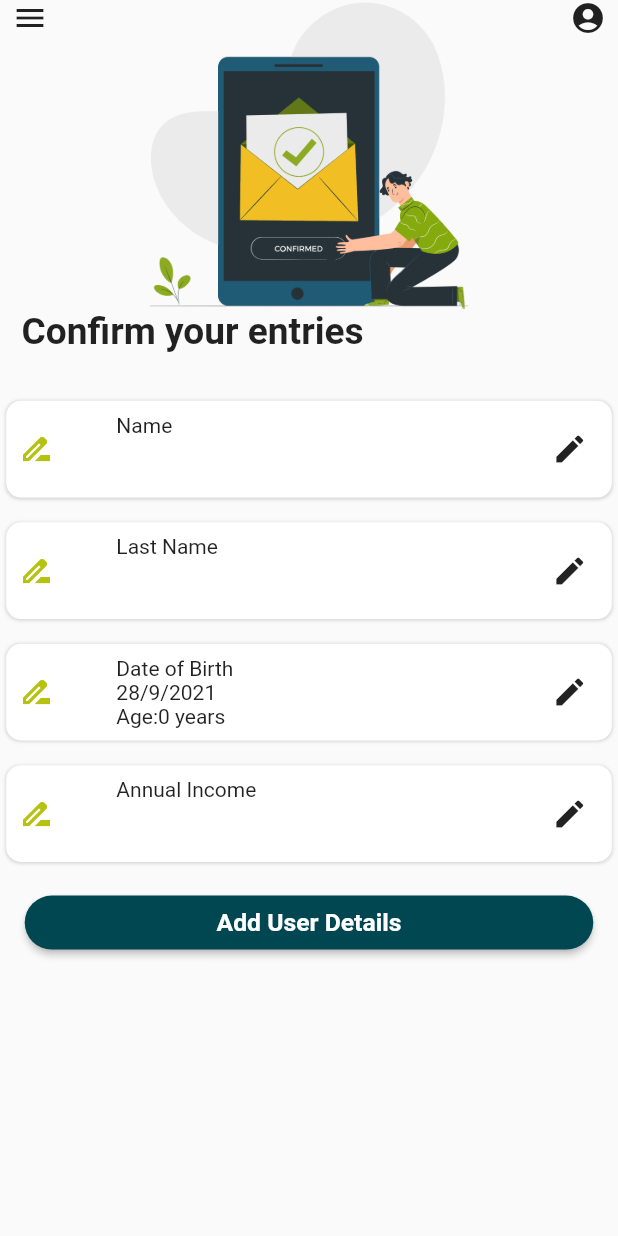
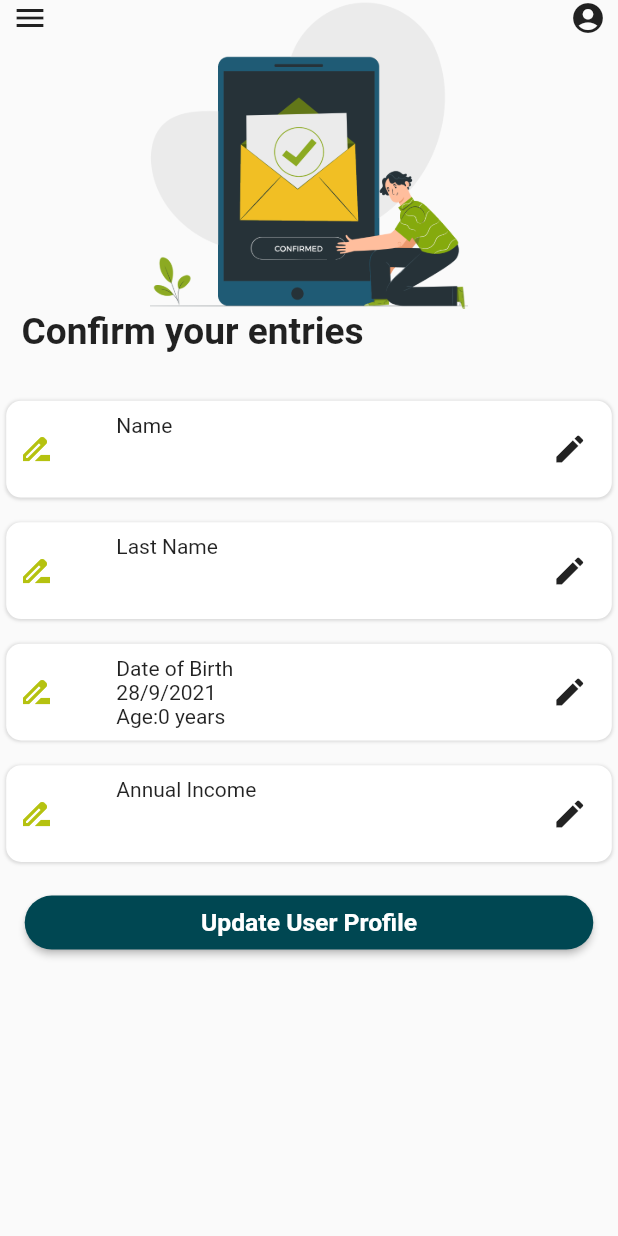
Before and after one commit to DRcollab/Dhanrashi_Source, a Flutter app: the ConfirmationPage screen opened directly with empty values, on a phone screen of 412 x 824 dp. Run offline on Flutter 3.47's test engine with Material 2 defaults, Android fonts, the phone set to English and light mode, and no system bars; our stand-ins replace charts_flutter, cloud_firestore, firebase_auth, firebase_core, flutter_svg, fluttertoast and 5 more; missing offline and left inert: dart:ffi, flutter_rounded_date_picker, loading_gifs, matrix2d; accounts and stored records are empty; project files that could hold a hidden picture were left out.

Commit message:
some more debugging

```diff
--- a/lib/components/goal_entry_sheet.dart
+++ b/lib/components/goal_entry_sheet.dart
@@ -39,6 +39,7 @@ class GoalSheet extends StatefulWidget {
   String? uniquId;
   late var currentUser;
   late String type='Save';
+  Function(Goal goal)? onUpdate;
   // final String? Function(String?) validator => return 0;
 
   GoalSheet({
@@ -54,6 +55,7 @@ class GoalSheet extends StatefulWidget {
     this.uniquId,
     required this.currentUser,
     this.type = 'Save',
+    this.onUpdate,
   });
 
   @override
@@ -255,6 +257,7 @@ class _GoalSheetState extends State<GoalSheet> {
 
                             );
                           _update(goalDB);
+                            widget.onUpdate!(goal);
                           }
 
                         });
--- a/lib/components/investment_entry_sheet.dart
+++ b/lib/components/investment_entry_sheet.dart
@@ -38,6 +38,7 @@ class InvestmentSheet extends StatefulWidget {
   String? uniqueId;
   String type;
   late var currentUser;
+  Function(Investment inv)? onUpdate;
   // final String? Function(String?) validator => return 0;
 
   InvestmentSheet({
@@ -51,6 +52,7 @@ class InvestmentSheet extends StatefulWidget {
     required this.currentUser,
     this.uniqueId,
     this.type = 'Save',
+    this.onUpdate,
   });
 
   @override
@@ -250,6 +252,7 @@ class _InvestmentSheetState extends State<InvestmentSheet> {
                             investment: inv,
                           );
                           _update(investDB);
+                          widget.onUpdate!(inv);
                         }
 
                        });
@@ -344,6 +347,7 @@ class _InvestmentSheetState extends State<InvestmentSheet> {
                  isEditing = false;
                });
              },
+
              sliderValue: investedAmount,
              min: 1,
              max: 100,
--- a/lib/components/labeled_slider.dart
+++ b/lib/components/labeled_slider.dart
@@ -69,6 +69,7 @@ class _LabeledSliderState extends State<LabeledSlider> {
           Padding(
             padding: DefaultValues.kDefaultHorizontalSymmetricPadding(context),
             child: NumberInputField(
+              onFocusLost: widget.onEditingComplete,
               onCompleteEditing: widget.onEditingComplete,
               validator: widget.validator,
               enabled: widget.textEditable,
--- a/lib/components/menu_drawer_class.dart
+++ b/lib/components/menu_drawer_class.dart
@@ -135,7 +135,7 @@ class _MenuDrawerState extends State<MenuDrawer> {
                   ),
                   ListTile(
                     leading: FaIcon(FontAwesomeIcons.chartPie,size: 24.sp,color:kPresentTheme.accentColor),
-                    title: Text('Go to Dashboard', style: DefaultValues.kNormal2(context)),
+                    title: Text('Dashboard', style: DefaultValues.kNormal2(context)),
                     onTap: (){
                       Navigator.push(context,
                           MaterialPageRoute(builder: (context) =>
--- /dev/null
+++ b/lib/components/vanish_keyboard.dart
@@ -0,0 +1,24 @@
+import 'dart:ui';
+
+import 'package:flutter/material.dart';
+
+class VanishKeyBoard extends StatelessWidget {
+
+  Widget child;
+  VanishKeyBoard({required this.child});
+
+  @override
+  Widget build(BuildContext context) {
+    return GestureDetector(
+      child: this.child,
+      onTap: (){
+        FocusScopeNode currentFocus = FocusScope.of(context);
+        if (!currentFocus.hasPrimaryFocus &&
+            currentFocus.focusedChild != null) {
+          FocusManager.instance.primaryFocus!.unfocus();
+        }
+
+      },
+    );
+  }
+}
--- a/lib/confirmation_page.dart
+++ b/lib/confirmation_page.dart
@@ -26,8 +26,12 @@ class ConfirmationPage extends StatefulWidget {
   Collector collector;
   var currentUser;
   UserData currentUserProfile = UserData.create();
-
-  ConfirmationPage({ required this.collector, required this.currentUser});
+  bool isItForUpdate = false;
+  ConfirmationPage({
+    required this.collector,
+    required this.currentUser,
+    this.isItForUpdate = false,
+  });
 
 
 
@@ -157,7 +161,7 @@ class _ConfirmationPageState extends State<ConfirmationPage> {
               textSize: 12.sp,
               //icon:Icons.save,
               borderRadius: BorderRadius.circular(20),
-              buttonText: "Add User Details",
+              buttonText: widget.isItForUpdate ? "Add User Details" : 'Update User Profile',
               buttonColor: kPresentTheme.accentColor,
 
               onPressed:(){
@@ -183,7 +187,27 @@ class _ConfirmationPageState extends State<ConfirmationPage> {
 
               },
             ),
-          )
+          ),
+
+             widget.isItForUpdate ? Padding(
+                padding:  EdgeInsets.only(left:4.w, right: 4.w, top: 1.h,),
+                child: CommandButton(
+                  textColor: Colors.white,
+                  textSize: 12.sp,
+                  //icon:Icons.save,
+                  borderRadius: BorderRadius.circular(20),
+                  buttonText:  'OOps I changed my mind ',
+                  buttonColor: kPresentTheme.accentColor,
+
+                  onPressed:(){
+
+                    /// on pressing this button data will be saved in database ...
+
+                    Navigator.pop(context);
+
+                  },
+                ),
+              ) : SizedBox(),
 
             ]
         ),
--- a/lib/dashboard.dart
+++ b/lib/dashboard.dart
@@ -241,6 +241,7 @@ class _DashboardState extends State<Dashboard> {
                 ),
 
                 GoalsTabView(
+                 // fireStore: this.fireStore,
                   goalDBs:goals,
                   currentUser: widget.currentUser,
                   totalAmount: totalGoalValue,
@@ -248,6 +249,7 @@ class _DashboardState extends State<Dashboard> {
                   longestGoalDuration: longestGoalDuration,
                 ),// 2nd view
                 InvestmentTabView(
+                 // fireStore: this.fireStore,
                   investmentDBs: investments,
                   currentUser: widget.currentUser,
                   totalInvest: totalInvestValue,
```
Also changed, not shown: lib/components/custom_text_field.dart (+22 -0 lines), lib/components/goal_tabview_class.dart (+52 -23 lines), lib/components/investment_tabview_class.dart (+56 -17 lines), lib/components/shingle.dart (+22 -3 lines), lib/main.dart (+5 -2 lines).
